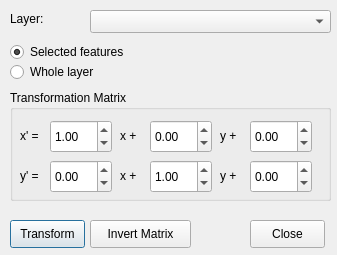
Above: ui.ui from eriktim/qgsAffine before the change. Below: the same form after it.
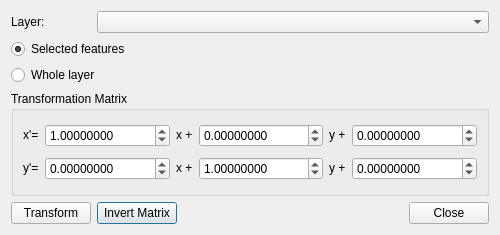
That is the form after the change.

Commit message: Increase min, max values, precision, grid layout Max possible min and max values weren't big enough for some coordinate systems, e.g. Grauss Kruger, and max. possible precision of 2 didn't account calculations this big either. There's also a grid layout that dynamically resizes the number boxes on window resize.

The edit to the form file:
```diff
--- a/ui.ui
+++ b/ui.ui
@@ -6,84 +6,68 @@
    <rect>
     <x>0</x>
     <y>0</y>
-    <width>337</width>
-    <height>255</height>
+    <width>471</width>
+    <height>235</height>
    </rect>
   </property>
   <property name="windowTitle">
    <string>Vector Affine Transformation</string>
   </property>
-  <widget class="QLabel" name="labelLayer">
-   <property name="geometry">
-    <rect>
-     <x>10</x>
-     <y>10</y>
-     <width>56</width>
-     <height>18</height>
-    </rect>
+  <layout class="QGridLayout" name="gridLayout">
+   <item row="7" column="1">
+    <widget class="QPushButton" name="pushButtonInvert">
+     <property name="sizePolicy">
+      <sizepolicy hsizetype="Fixed" vsizetype="Fixed">
+       <horstretch>0</horstretch>
+       <verstretch>0</verstretch>
+      </sizepolicy>
    </property>
    <property name="text">
-    <string>Layer:</string>
-   </property>
-  </widget>
-  <widget class="QComboBox" name="comboBoxLayer">
-   <property name="geometry">
-    <rect>
-     <x>90</x>
-     <y>10</y>
-     <width>241</width>
-     <height>23</height>
-    </rect>
-   </property>
-  </widget>
+      <string>Invert Matrix</string>
+     </property>
+    </widget>
+   </item>
+   <item row="6" column="0" colspan="5">
   <widget class="QGroupBox" name="groupBoxParameters">
-   <property name="geometry">
-    <rect>
-     <x>10</x>
-     <y>90</y>
-     <width>321</width>
-     <height>111</height>
-    </rect>
+     <property name="minimumSize">
+      <size>
+       <width>0</width>
+       <height>0</height>
+      </size>
    </property>
    <property name="title">
     <string>Transformation Matrix</string>
    </property>
+     <layout class="QGridLayout" name="gridLayout_2">
+      <item row="1" column="2">
+       <widget class="QLabel" name="label_4">
+        <property name="sizePolicy">
+         <sizepolicy hsizetype="Fixed" vsizetype="Fixed">
+          <horstretch>0</horstretch>
+          <verstretch>0</verstretch>
+         </sizepolicy>
+        </property>
+        <property name="text">
+         <string>x +</string>
+        </property>
+       </widget>
+      </item>
+      <item row="0" column="1">
    <widget class="QDoubleSpinBox" name="spinA">
-    <property name="geometry">
-     <rect>
-      <x>40</x>
-      <y>30</y>
-      <width>62</width>
-      <height>33</height>
-     </rect>
-    </property>
-    <property name="minimum">
-     <double>-999999.000000000000000</double>
-    </property>
-    <property name="maximum">
-     <double>999999.000000000000000</double>
-    </property>
-    <property name="singleStep">
-     <double>0.100000000000000</double>
-    </property>
-    <property name="value">
-     <double>1.000000000000000</double>
-    </property>
-   </widget>
-   <widget class="QDoubleSpinBox" name="spinD">
-    <property name="geometry">
-     <rect>
-      <x>140</x>
-      <y>70</y>
-      <width>62</width>
-      <height>33</height>
-     </rect>
-    </property>
+        <property name="minimumSize">
+         <size>
+          <width>100</width>
+          <height>0</height>
+         </size>
+        </property>
+        <property name="decimals">
+         <number>8</number>
+        </property>
     <property name="minimum">
-     <double>-999999.000000000000000</double>
+         <double>-999999999.000000000000000</double>
     </property>
     <property name="maximum">
-     <double>999999.000000000000000</double>
+         <double>999999999.000000000000000</double>
     </property>
     <property name="singleStep">
      <double>0.100000000000000</double>
@@ -92,64 +76,23 @@
      <double>1.000000000000000</double>
     </property>
    </widget>
-   <widget class="QDoubleSpinBox" name="spinC">
-    <property name="geometry">
-     <rect>
-      <x>40</x>
-      <y>70</y>
-      <width>62</width>
-      <height>33</height>
-     </rect>
-    </property>
-    <property name="minimum">
-     <double>-999999.000000000000000</double>
-    </property>
-    <property name="maximum">
-     <double>999999.000000000000000</double>
-    </property>
-    <property name="singleStep">
-     <double>0.100000000000000</double>
-    </property>
-    <property name="value">
-     <double>0.000000000000000</double>
-    </property>
-   </widget>
-   <widget class="QDoubleSpinBox" name="spinB">
-    <property name="geometry">
-     <rect>
-      <x>140</x>
-      <y>30</y>
-      <width>62</width>
-      <height>33</height>
-     </rect>
-    </property>
-    <property name="minimum">
-     <double>-999999.000000000000000</double>
-    </property>
-    <property name="maximum">
-     <double>999999.000000000000000</double>
-    </property>
-    <property name="singleStep">
-     <double>0.100000000000000</double>
-    </property>
-    <property name="value">
-     <double>0.000000000000000</double>
-    </property>
-   </widget>
+      </item>
+      <item row="0" column="5">
    <widget class="QDoubleSpinBox" name="spinTx">
-    <property name="geometry">
-     <rect>
-      <x>240</x>
-      <y>30</y>
-      <width>62</width>
-      <height>33</height>
-     </rect>
-    </property>
+        <property name="minimumSize">
+         <size>
+          <width>100</width>
+          <height>0</height>
+         </size>
+        </property>
+        <property name="decimals">
+         <number>8</number>
+        </property>
     <property name="minimum">
-     <double>-999999.000000000000000</double>
+         <double>-999999999.000000000000000</double>
     </property>
     <property name="maximum">
-     <double>999999.000000000000000</double>
+         <double>999999999.000000000000000</double>
     </property>
     <property name="singleStep">
      <double>1.000000000000000</double>
@@ -158,20 +101,98 @@
      <double>0.000000000000000</double>
     </property>
    </widget>
+      </item>
+      <item row="0" column="3">
+       <widget class="QDoubleSpinBox" name="spinB">
+        <property name="minimumSize">
+         <size>
+          <width>100</width>
+          <height>0</height>
+         </size>
+        </property>
+        <property name="decimals">
+         <number>8</number>
+        </property>
+        <property name="minimum">
+         <double>-999999999.000000000000000</double>
+        </property>
+        <property name="maximum">
+         <double>999999999.000000000000000</double>
+        </property>
+        <property name="singleStep">
+         <double>0.100000000000000</double>
+        </property>
+        <property name="value">
+         <double>0.000000000000000</double>
+        </property>
+       </widget>
+      </item>
+      <item row="1" column="1">
+       <widget class="QDoubleSpinBox" name="spinC">
+        <property name="minimumSize">
+         <size>
+          <width>100</width>
+          <height>0</height>
+         </size>
+        </property>
+        <property name="decimals">
+         <number>8</number>
+        </property>
+        <property name="minimum">
+         <double>-999999999.000000000000000</double>
+        </property>
+        <property name="maximum">
+         <double>999999999.000000000000000</double>
+        </property>
+        <property name="singleStep">
+         <double>0.100000000000000</double>
+        </property>
+        <property name="value">
+         <double>0.000000000000000</double>
+        </property>
+       </widget>
+      </item>
+      <item row="1" column="3">
+       <widget class="QDoubleSpinBox" name="spinD">
+        <property name="minimumSize">
+         <size>
+          <width>100</width>
+          <height>0</height>
+         </size>
+        </property>
+        <property name="decimals">
+         <number>8</number>
+        </property>
+        <property name="minimum">
+         <double>-999999999.000000000000000</double>
+        </property>
+        <property name="maximum">
+         <double>999999999.000000000000000</double>
+        </property>
+        <property name="singleStep">
+         <double>0.100000000000000</double>
+        </property>
+        <property name="value">
+         <double>1.000000000000000</double>
+        </property>
+       </widget>
+      </item>
+      <item row="1" column="5">
    <widget class="QDoubleSpinBox" name="spinTy">
-    <property name="geometry">
-     <rect>
-      <x>240</x>
-      <y>70</y>
-      <width>62</width>
-      <height>33</height>
-     </rect>
+        <property name="minimumSize">
+         <size>
+          <width>100</width>
+          <height>0</height>
+         </size>
+        </property>
+        <property name="decimals">
+         <number>8</number>
     </property>
     <property name="minimum">
-     <double>-999999.000000000000000</double>
+         <double>-999999999.000000000000000</double>
     </property>
     <property name="maximum">
-     <double>999999.000000000000000</double>
+         <double>999999999.000000000000000</double>
     </property>
     <property name="singleStep">
      <double>1.000000000000000</double>
@@ -180,94 +201,77 @@
      <double>0.000000000000000</double>
     </property>
    </widget>
-   <widget class="QLabel" name="lblXNew">
-    <property name="geometry">
-     <rect>
-      <x>10</x>
-      <y>30</y>
-      <width>31</width>
-      <height>31</height>
-     </rect>
+      </item>
+      <item row="0" column="0">
+       <widget class="QLabel" name="label">
+        <property name="sizePolicy">
+         <sizepolicy hsizetype="Fixed" vsizetype="Fixed">
+          <horstretch>0</horstretch>
+          <verstretch>0</verstretch>
+         </sizepolicy>
     </property>
     <property name="text">
-     <string>x' =</string>
-    </property>
-   </widget>
-   <widget class="QLabel" name="lblXPlusX">
-    <property name="geometry">
-     <rect>
-      <x>110</x>
-      <y>30</y>
-      <width>31</width>
-      <height>31</height>
-     </rect>
+         <string>x'=</string>
+        </property>
+       </widget>
+      </item>
+      <item row="1" column="0">
+       <widget class="QLabel" name="label_2">
+        <property name="sizePolicy">
+         <sizepolicy hsizetype="Fixed" vsizetype="Fixed">
+          <horstretch>0</horstretch>
+          <verstretch>0</verstretch>
+         </sizepolicy>
     </property>
     <property name="text">
-     <string>x +</string>
-    </property>
-   </widget>
-   <widget class="QLabel" name="lblYPlusX">
-    <property name="geometry">
-     <rect>
-      <x>210</x>
-      <y>30</y>
-      <width>31</width>
-      <height>31</height>
-     </rect>
+         <string>y'=</string>
+        </property>
+       </widget>
+      </item>
+      <item row="0" column="2">
+       <widget class="QLabel" name="label_3">
+        <property name="sizePolicy">
+         <sizepolicy hsizetype="Fixed" vsizetype="Fixed">
+          <horstretch>0</horstretch>
+          <verstretch>0</verstretch>
+         </sizepolicy>
     </property>
     <property name="text">
-     <string>y +</string>
-    </property>
-   </widget>
-   <widget class="QLabel" name="lblYNew">
-    <property name="geometry">
-     <rect>
-      <x>10</x>
-      <y>70</y>
-      <width>31</width>
-      <height>31</height>
-     </rect>
+         <string>x +</string>
+        </property>
+       </widget>
+      </item>
+      <item row="0" column="4">
+       <widget class="QLabel" name="label_5">
+        <property name="sizePolicy">
+         <sizepolicy hsizetype="Fixed" vsizetype="Fixed">
+          <horstretch>0</horstretch>
+          <verstretch>0</verstretch>
+         </sizepolicy>
     </property>
     <property name="text">
-     <string>y' =</string>
-    </property>
-   </widget>
-   <widget class="QLabel" name="lblXPlusY">
-    <property name="geometry">
-     <rect>
-      <x>110</x>
-      <y>70</y>
-      <width>31</width>
-      <height>31</height>
-     </rect>
+         <string>y +</string>
+        </property>
+       </widget>
+      </item>
+      <item row="1" column="4">
+       <widget class="QLabel" name="label_6">
+        <property name="sizePolicy">
+         <sizepolicy hsizetype="Fixed" vsizetype="Fixed">
+          <horstretch>0</horstretch>
+          <verstretch>0</verstretch>
+         </sizepolicy>
     </property>
     <property name="text">
-     <string>x +</string>
-    </property>
-   </widget>
-   <widget class="QLabel" name="lblYPlusY">
-    <property name="geometry">
-     <rect>
-      <x>210</x>
-      <y>70</y>
-      <width>31</width>
-      <height>31</height>
-     </rect>
-    </property>
-    <property name="text">
      <string>y +</string>
     </property>
    </widget>
-  </widget>
+      </item>
+     </layout>
+    </widget>
+   </item>
+   <item row="4" column="0" colspan="4">
   <widget class="QRadioButton" name="radioButtonSelectedFeatures">
-   <property name="geometry">
-    <rect>
-     <x>10</x>
-     <y>40</y>
-     <width>171</width>
-     <height>24</height>
-    </rect>
-   </property>
    <property name="text">
     <string>Selected features</string>
    </property>
@@ -275,15 +279,9 @@
     <bool>true</bool>
    </property>
   </widget>
+   </item>
+   <item row="5" column="0" colspan="4">
   <widget class="QRadioButton" name="radioButtonWholeLayer">
-   <property name="geometry">
-    <rect>
-     <x>10</x>
-     <y>60</y>
-     <width>141</width>
-     <height>24</height>
-    </rect>
-   </property>
    <property name="text">
     <string>Whole layer</string>
    </property>
@@ -291,45 +289,63 @@
     <bool>false</bool>
    </property>
   </widget>
+   </item>
+   <item row="7" column="0">
   <widget class="QPushButton" name="pushButtonRun">
-   <property name="geometry">
-    <rect>
-     <x>10</x>
-     <y>220</y>
-     <width>75</width>
-     <height>28</height>
-    </rect>
+     <property name="sizePolicy">
+      <sizepolicy hsizetype="Fixed" vsizetype="Fixed">
+       <horstretch>0</horstretch>
+       <verstretch>0</verstretch>
+      </sizepolicy>
    </property>
    <property name="text">
     <string>Transform</string>
    </property>
   </widget>
+   </item>
+   <item row="2" column="0">
+    <widget class="QLabel" name="labelLayer">
+     <property name="sizePolicy">
+      <sizepolicy hsizetype="Fixed" vsizetype="Fixed">
+       <horstretch>0</horstretch>
+       <verstretch>0</verstretch>
+      </sizepolicy>
+     </property>
+     <property name="text">
+      <string>Layer:</string>
+     </property>
+    </widget>
+   </item>
+   <item row="7" column="2">
+    <spacer name="horizontalSpacer">
+     <property name="orientation">
+      <enum>Qt::Horizontal</enum>
+     </property>
+     <property name="sizeHint" stdset="0">
+      <size>
+       <width>40</width>
+       <height>20</height>
+      </size>
+     </property>
+    </spacer>
+   </item>
+   <item row="7" column="3" colspan="2">
   <widget class="QPushButton" name="pushButtonClose">
-   <property name="geometry">
-    <rect>
-     <x>250</x>
-     <y>220</y>
-     <width>75</width>
-     <height>28</height>
-    </rect>
+     <property name="sizePolicy">
+      <sizepolicy hsizetype="Fixed" vsizetype="Fixed">
+       <horstretch>0</horstretch>
+       <verstretch>0</verstretch>
+      </sizepolicy>
    </property>
    <property name="text">
     <string>Close</string>
    </property>
   </widget>
-  <widget class="QPushButton" name="pushButtonInvert">
-   <property name="geometry">
-    <rect>
-     <x>90</x>
-     <y>220</y>
-     <width>101</width>
-     <height>28</height>
-    </rect>
-   </property>
-   <property name="text">
-    <string>Invert Matrix</string>
-   </property>
-  </widget>
+   </item>
+   <item row="2" column="1" colspan="4">
+    <widget class="QComboBox" name="comboBoxLayer"/>
+   </item>
+  </layout>
  </widget>
  <tabstops>
   <tabstop>comboBoxLayer</tabstop>
```
Left out of the diff: 9 changed lines with no effect on the pictures. Lines whose indentation alone changed are shown as unchanged. The commit also changes 1 other file.
